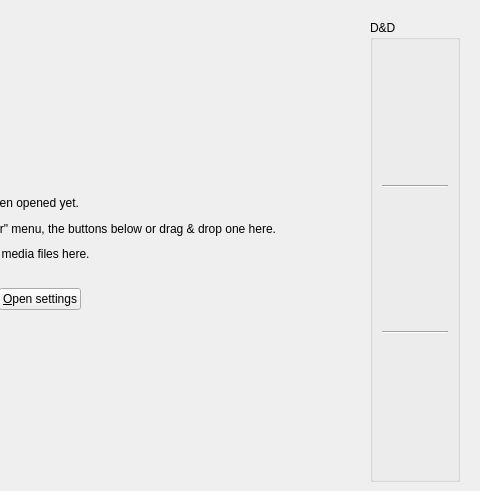
The window that src/mkvtoolnix-gui/forms/merge/tool.ui (jpsdr/MKVToolnix-Windows-7) describes before a commit, drawn with Qt 5; both pictures show x 430 to 910 and y 0 to 491 of the 910 by 491 pixel window.
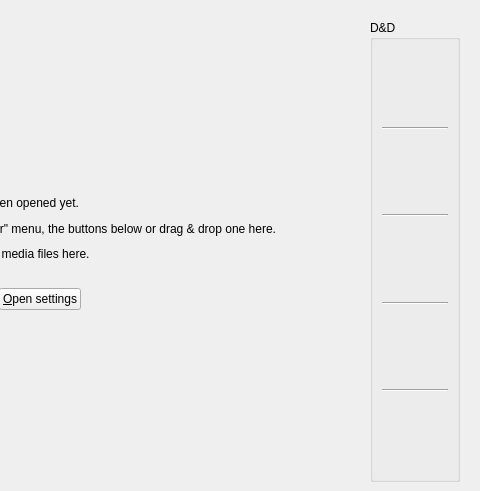
The same window after the commit. Icons and pictures are not drawn. Custom widgets are drawn as their Qt base class.

Commit message:
GUI: mux: add drag & drop zones for general attachments & cover images
implements #3794

```diff
--- a/src/mkvtoolnix-gui/forms/merge/tool.ui
+++ b/src/mkvtoolnix-gui/forms/merge/tool.ui
@@ -323,7 +323,7 @@
         <property name="title">
          <string>D&amp;&amp;D</string>
         </property>
-        <layout class="QVBoxLayout" name="verticalLayout_8">
+        <layout class="QVBoxLayout" name="verticalLayout_10">
          <item>
           <widget class="QWidget" name="wDNDFilesAllCurrent" native="true">
            <property name="sizePolicy">
@@ -336,6 +336,12 @@
             <bool>true</bool>
            </property>
            <layout class="QVBoxLayout" name="verticalLayout_5">
+            <property name="topMargin">
+             <number>0</number>
+            </property>
+            <property name="bottomMargin">
+             <number>0</number>
+            </property>
             <item>
              <spacer name="verticalSpacer_4">
               <property name="orientation">
@@ -344,7 +350,7 @@
               <property name="sizeHint" stdset="0">
                <size>
                 <width>20</width>
-                <height>29</height>
+                <height>0</height>
                </size>
               </property>
              </spacer>
@@ -385,7 +391,7 @@
               <property name="sizeHint" stdset="0">
                <size>
                 <width>20</width>
-                <height>28</height>
+                <height>0</height>
                </size>
               </property>
              </spacer>
@@ -406,6 +412,12 @@
             <bool>true</bool>
            </property>
            <layout class="QVBoxLayout" name="verticalLayout_6">
+            <property name="topMargin">
+             <number>0</number>
+            </property>
+            <property name="bottomMargin">
+             <number>0</number>
+            </property>
             <item>
              <spacer name="verticalSpacer_6">
               <property name="orientation">
@@ -414,7 +426,7 @@
               <property name="sizeHint" stdset="0">
                <size>
                 <width>20</width>
-                <height>28</height>
+                <height>0</height>
                </size>
               </property>
              </spacer>
@@ -452,7 +464,7 @@
               <property name="sizeHint" stdset="0">
                <size>
                 <width>20</width>
-                <height>28</height>
+                <height>0</height>
                </size>
               </property>
              </spacer>
@@ -473,6 +485,12 @@
             <bool>true</bool>
            </property>
            <layout class="QVBoxLayout" name="verticalLayout_7">
+            <property name="topMargin">
+             <number>0</number>
+            </property>
+            <property name="bottomMargin">
+             <number>0</number>
+            </property>
             <item>
              <spacer name="verticalSpacer_8">
               <property name="orientation">
@@ -481,7 +499,7 @@
               <property name="sizeHint" stdset="0">
                <size>
                 <width>20</width>
-                <height>29</height>
+                <height>0</height>
                </size>
               </property>
              </spacer>
@@ -519,7 +537,153 @@
               <property name="sizeHint" stdset="0">
                <size>
                 <width>20</width>
-                <height>28</height>
+                <height>0</height>
+               </size>
+              </property>
+             </spacer>
+            </item>
+           </layout>
+          </widget>
+         </item>
+         <item>
+          <widget class="Line" name="line_3">
+           <property name="orientation">
+            <enum>Qt::Horizontal</enum>
+           </property>
+          </widget>
+         </item>
+         <item>
+          <widget class="QWidget" name="wDNDAttachmentsCover" native="true">
+           <property name="acceptDrops">
+            <bool>true</bool>
+           </property>
+           <layout class="QVBoxLayout" name="verticalLayout_8">
+            <property name="topMargin">
+             <number>0</number>
+            </property>
+            <property name="bottomMargin">
+             <number>0</number>
+            </property>
+            <item>
+             <spacer name="verticalSpacer_10">
+              <property name="orientation">
+               <enum>Qt::Vertical</enum>
+              </property>
+              <property name="sizeHint" stdset="0">
+               <size>
+                <width>20</width>
+                <height>0</height>
+               </size>
+              </property>
+             </spacer>
+            </item>
+            <item>
+             <widget class="QLabel" name="lDNDAttachmentsCover">
+              <property name="minimumSize">
+               <size>
+                <width>48</width>
+                <height>48</height>
+               </size>
+              </property>
+              <property name="maximumSize">
+               <size>
+                <width>48</width>
+                <height>48</height>
+               </size>
+              </property>
+              <property name="text">
+               <string notr="true"/>
+              </property>
+              <property name="pixmap">
+               <pixmap resource="../../qt_resources.qrc">:/icons/mkvtoolnix-gui/oxygen/view-preview.svg</pixmap>
+              </property>
+              <property name="scaledContents">
+               <bool>true</bool>
+              </property>
+             </widget>
+            </item>
+            <item>
+             <spacer name="verticalSpacer_11">
+              <property name="orientation">
+               <enum>Qt::Vertical</enum>
+              </property>
+              <property name="sizeHint" stdset="0">
+               <size>
+                <width>20</width>
+                <height>0</height>
+               </size>
+              </property>
+             </spacer>
+            </item>
+           </layout>
+          </widget>
+         </item>
+         <item>
+          <widget class="Line" name="line_4">
+           <property name="orientation">
+            <enum>Qt::Horizontal</enum>
+           </property>
+          </widget>
+         </item>
+         <item>
+          <widget class="QWidget" name="wDNDAttachments" native="true">
+           <property name="acceptDrops">
+            <bool>true</bool>
+           </property>
+           <layout class="QVBoxLayout" name="verticalLayout_9">
+            <property name="topMargin">
+             <number>0</number>
+            </property>
+            <property name="bottomMargin">
+             <number>0</number>
+            </property>
+            <item>
+             <spacer name="verticalSpacer_12">
+              <property name="orientation">
+               <enum>Qt::Vertical</enum>
+              </property>
+              <property name="sizeHint" stdset="0">
+               <size>
+                <width>20</width>
+                <height>0</height>
+               </size>
+              </property>
+             </spacer>
+            </item>
+            <item>
+             <widget class="QLabel" name="lDNDAttachments">
+              <property name="minimumSize">
+               <size>
+                <width>48</width>
+                <height>48</height>
+               </size>
+              </property>
+              <property name="maximumSize">
+               <size>
+                <width>48</width>
+                <height>48</height>
+               </size>
+              </property>
+              <property name="text">
+               <string notr="true"/>
+              </property>
+              <property name="pixmap">
+               <pixmap resource="../../qt_resources.qrc">:/icons/mkvtoolnix-gui/oxygen/mail-attachment.svg</pixmap>
+              </property>
+              <property name="scaledContents">
+               <bool>true</bool>
+              </property>
+             </widget>
+            </item>
+            <item>
+             <spacer name="verticalSpacer_13">
+              <property name="orientation">
+               <enum>Qt::Vertical</enum>
+              </property>
+              <property name="sizeHint" stdset="0">
+               <size>
+                <width>20</width>
+                <height>0</height>
                </size>
               </property>
              </spacer>
```
The commit also changes 7 other files.
